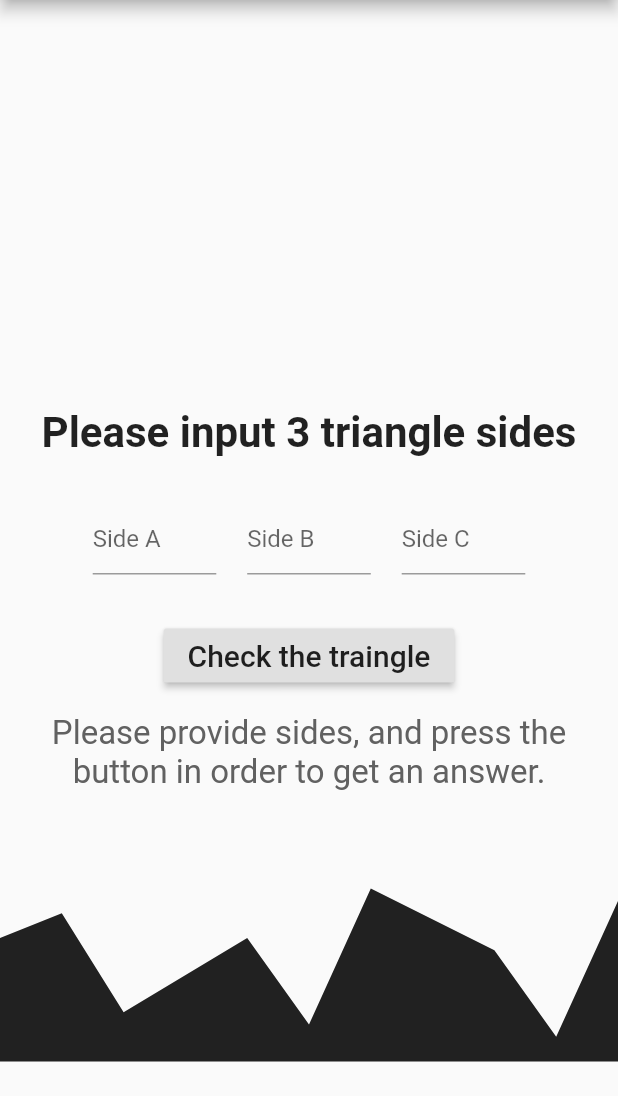
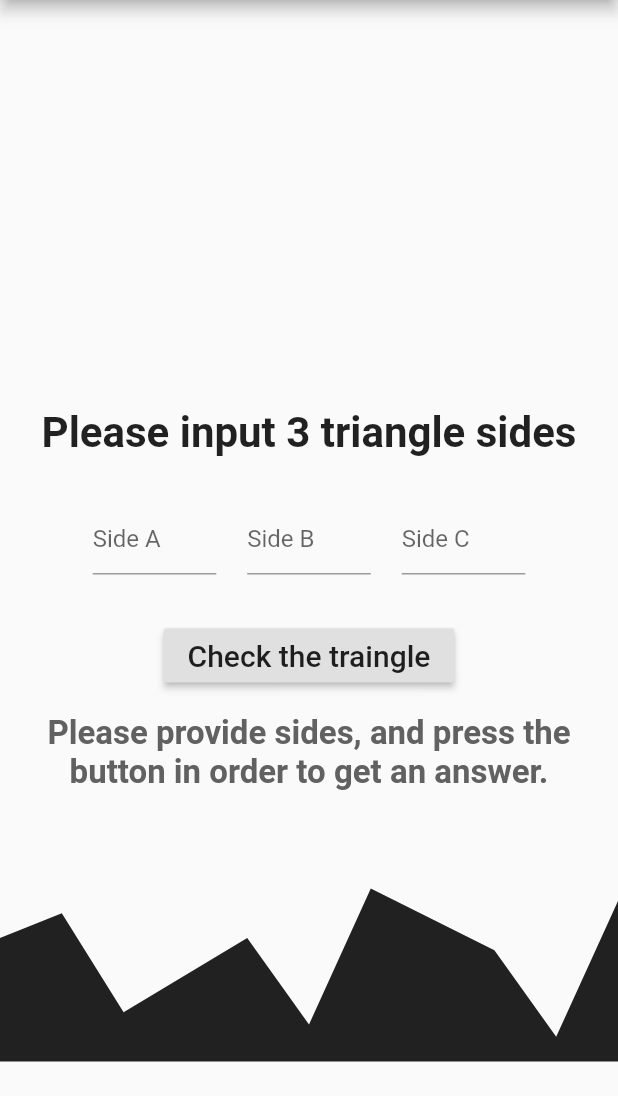
Before and after one commit to kyrczak/triangle-checker-dart, a Flutter app: the screen it shows after launch, on a phone screen of 412 x 824 dp, the part 84-1180 px from its top. Run offline on Flutter 3.47's test engine with Material 2 defaults, Android fonts, the phone set to English and light mode, and no system bars.

Commit message:
Change of colors

```diff
--- a/triangle_checker/lib/home.dart
+++ b/triangle_checker/lib/home.dart
@@ -138,6 +138,7 @@ class _HomeState extends State<Home> {
                     style: TextStyle(
                       color: answerColor,
                       fontSize: 22.0,
+                      fontWeight: FontWeight.bold,
                     ),
                     textAlign: TextAlign.center,
                   ),
--- a/triangle_checker/lib/main.dart
+++ b/triangle_checker/lib/main.dart
@@ -10,7 +10,8 @@ class MyApp extends StatelessWidget {
     return MaterialApp(
       title: 'Flutter Demo',
       theme: ThemeData(
-        primarySwatch: Colors.blue,
+        primarySwatch: Colors.grey,
+        accentColor: Colors.grey,
       ),
       home: Home(),
     );
```
